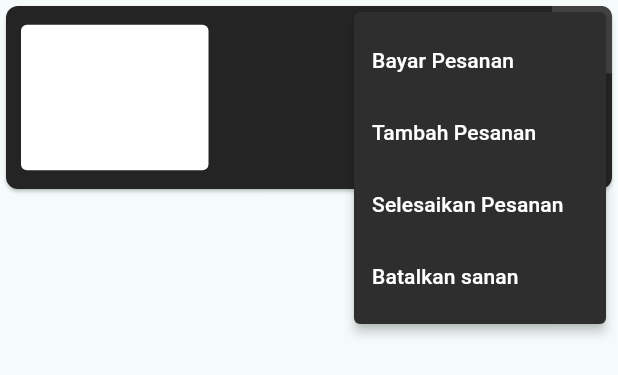
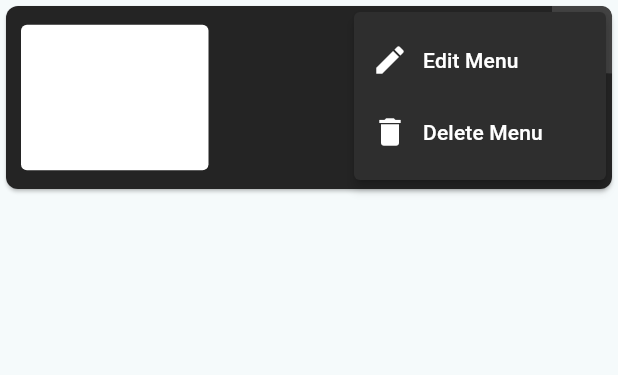
Before and after one commit to aryadinata07/manajemenPemesanan, a Flutter app: the MenuRestoranWidget widget shown alone on an empty page, opened directly with empty values, after a tap on the "keyboard control" icon, on a phone screen of 412 x 824 dp. Shown: the top 375 px of the screen. Run offline on Flutter 3.47's test engine with Material 3 defaults, Android fonts, the phone set to English and light mode, and no system bars; our stand-ins replace get, google_fonts, shared_preferences; accounts and stored records are empty.

Commit message:
feat: [DK] optimalizing codes

```diff
--- a/lib/app/global_components/menu_restoran.dart
+++ b/lib/app/global_components/menu_restoran.dart
@@ -104,31 +104,29 @@ class MenuRestoranWidget extends StatelessWidget {
                   itemBuilder: (BuildContext context) =>
                       <PopupMenuEntry<String>>[
                     const PopupMenuItem<String>(
-                      value: 'bayar',
-                      child: Text(
-                        'Bayar Pesanan',
-                        style: TextStyle(color: white),
+                      value: 'edit',
+                      child: Row(
+                        children: <Widget>[
+                          Icon(Icons.edit, color: Colors.white),
+                          SizedBox(width: 10),
+                          Text(
+                            'Edit Menu',
+                            style: TextStyle(color: Colors.white),
+                          ),
+                        ],
                       ),
                     ),
                     const PopupMenuItem<String>(
-                      value: 'tambah',
-                      child: Text(
-                        'Tambah Pesanan',
-                        style: TextStyle(color: white),
-                      ),
-                    ),
-                    const PopupMenuItem<String>(
-                      value: 'selesai',
-                      child: Text(
-                        'Selesaikan Pesanan',
-                        style: TextStyle(color: white),
-                      ),
-                    ),
-                    const PopupMenuItem<String>(
-                      value: 'batal',
-                      child: Text(
-                        'Batalkan sanan',
-                        style: TextStyle(color: white),
+                      value: 'delete',
+                      child: Row(
+                        children: <Widget>[
+                          Icon(Icons.delete, color: Colors.white),
+                          SizedBox(width: 10),
+                          Text(
+                            'Delete Menu',
+                            style: TextStyle(color: Colors.white),
+                          ),
+                        ],
                       ),
                     ),
                   ],
--- a/lib/app/pages/RoleOwner/hutang/daftar_hutang_view.dart
+++ b/lib/app/pages/RoleOwner/hutang/daftar_hutang_view.dart
@@ -13,7 +13,6 @@ class DaftarHutangView extends StatelessWidget {
   @override
   Widget build(BuildContext context) {
     return Scaffold(
-      floatingActionButton: floatingButton(),
       drawer: CustomDrawer(),
       body: BackgroundWidget(
         child: GetBuilder<DaftarHutangController>(
--- a/lib/app/pages/RoleOwner/menurestoran/menurestoran_view.dart
+++ b/lib/app/pages/RoleOwner/menurestoran/menurestoran_view.dart
@@ -84,7 +84,7 @@ class MenuRestoranView extends StatelessWidget {
                         Padding(
                           padding: const EdgeInsets.only(top: 10),
                           child: SizedBox(
-                            height: MediaQuery.of(context).size.height - 200,
+                            height: MediaQuery.of(context).size.height - 220,
                             child: ListView.builder(
                               itemCount: controller.makanan.length,
                               itemBuilder: (context, index) {
--- a/lib/app/pages/RoleOwner/rekapan/rekapan_view.dart
+++ b/lib/app/pages/RoleOwner/rekapan/rekapan_view.dart
@@ -16,7 +16,6 @@ class RekapanView extends StatelessWidget {
   @override
   Widget build(BuildContext context) {
     return Scaffold(
-      floatingActionButton: floatingButton(),
       drawer: CustomDrawer(),
       body: BackgroundWidget(
         child: GetBuilder<RekapanController>(
@@ -95,7 +94,7 @@ class RekapanView extends StatelessWidget {
                   ),
                   Expanded(
                     child: Padding(
-                      padding: const EdgeInsets.symmetric(horizontal: 20),
+                      padding: const EdgeInsets.symmetric(horizontal: 20,vertical: 10),
                       child: ListView.builder(
                         itemCount: controller.rekapan.length,
                         itemBuilder: (context, index) {
--- a/lib/app/pages/RoleOwner/toporder/top_order_view.dart
+++ b/lib/app/pages/RoleOwner/toporder/top_order_view.dart
@@ -13,7 +13,6 @@ class TopOrderView extends StatelessWidget {
   @override
   Widget build(BuildContext context) {
     return Scaffold(
-      floatingActionButton: floatingButton(),
       drawer: CustomDrawer(),
       body: BackgroundWidget(
         child: GetBuilder<TopOrderController>(
--- a/lib/app/pages/signin/signin_controller.dart
+++ b/lib/app/pages/signin/signin_controller.dart
@@ -48,12 +48,14 @@ class SignInController extends GetxController {
       print('Tolong pilih role.');
     } else if (enteredPassword.isEmpty) {
       print('Tolong isi password terlebih dahulu.');
+
       Get.snackbar(
         'Password Kosong',
         'Tolong isi password terlebih dahulu.',
         backgroundColor: red,
         colorText: white,
       );
+
     } else {
       if (role == 'Owner') {
         if (enteredPassword == ownerPassword) {
```
